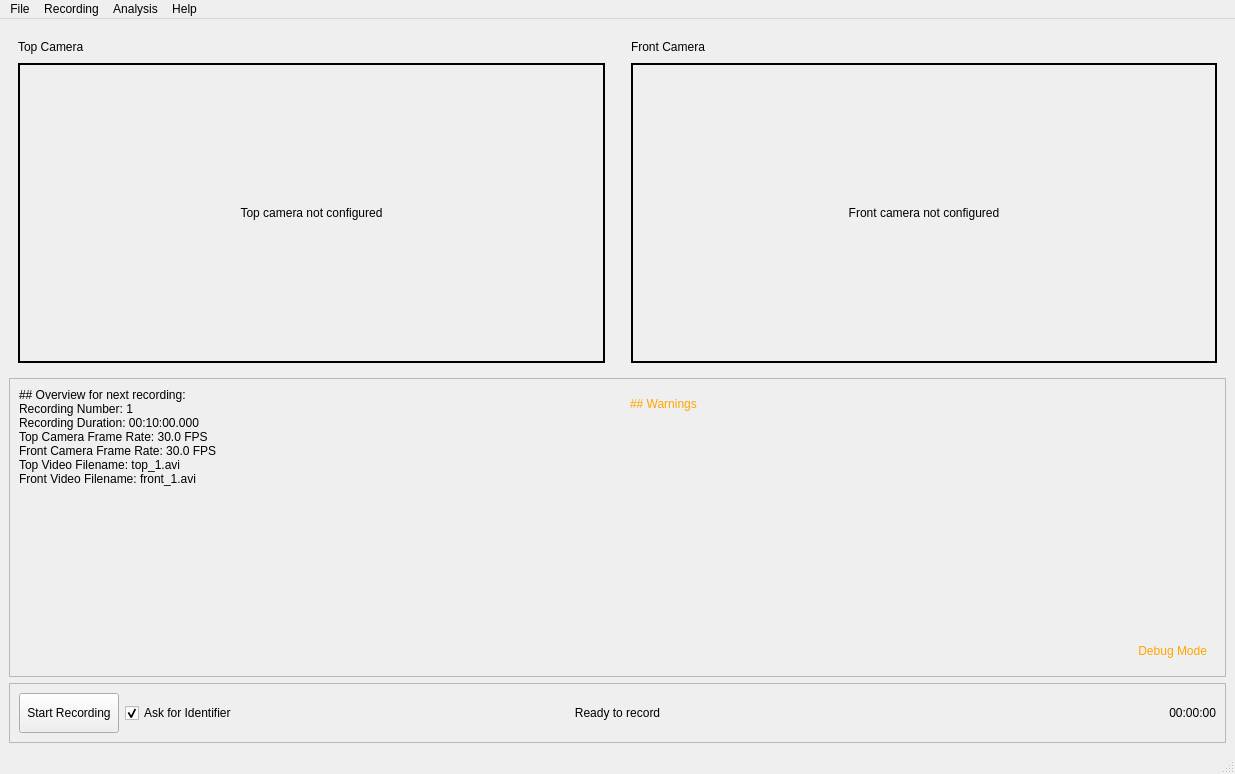
Before: the Qt Designer form ui/WGrimaceBox.ui in ETHZ-INS/Grimace-Box-Recorder, drawn with Qt 5.
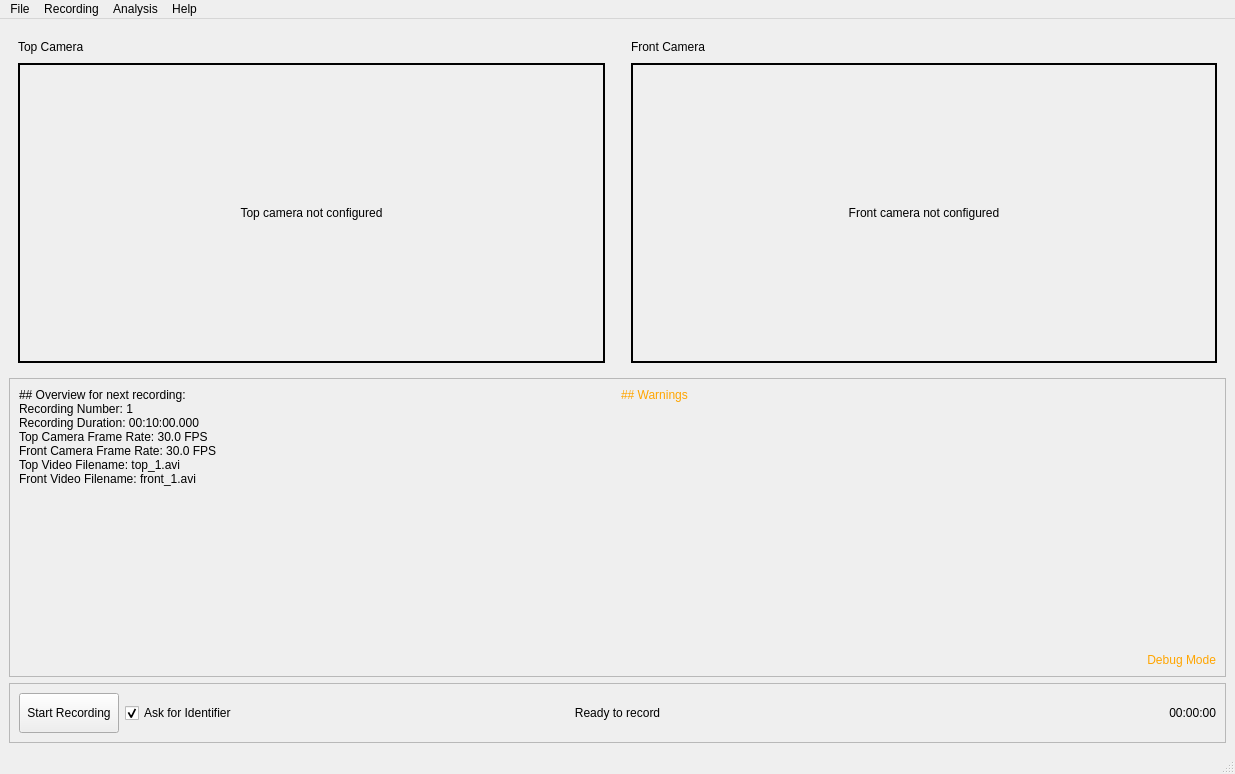
After: the same form once the commit is applied.

The edit to the form file:
```diff
--- a/ui/WGrimaceBox.ui
+++ b/ui/WGrimaceBox.ui
@@ -302,6 +302,18 @@
           <property name="sizeConstraint">
            <enum>QLayout::SetDefaultConstraint</enum>
           </property>
+          <property name="leftMargin">
+           <number>0</number>
+          </property>
+          <property name="topMargin">
+           <number>0</number>
+          </property>
+          <property name="rightMargin">
+           <number>0</number>
+          </property>
+          <property name="bottomMargin">
+           <number>0</number>
+          </property>
           <item>
            <widget class="QLabel" name="lbl_warnings">
             <property name="sizePolicy">
```
